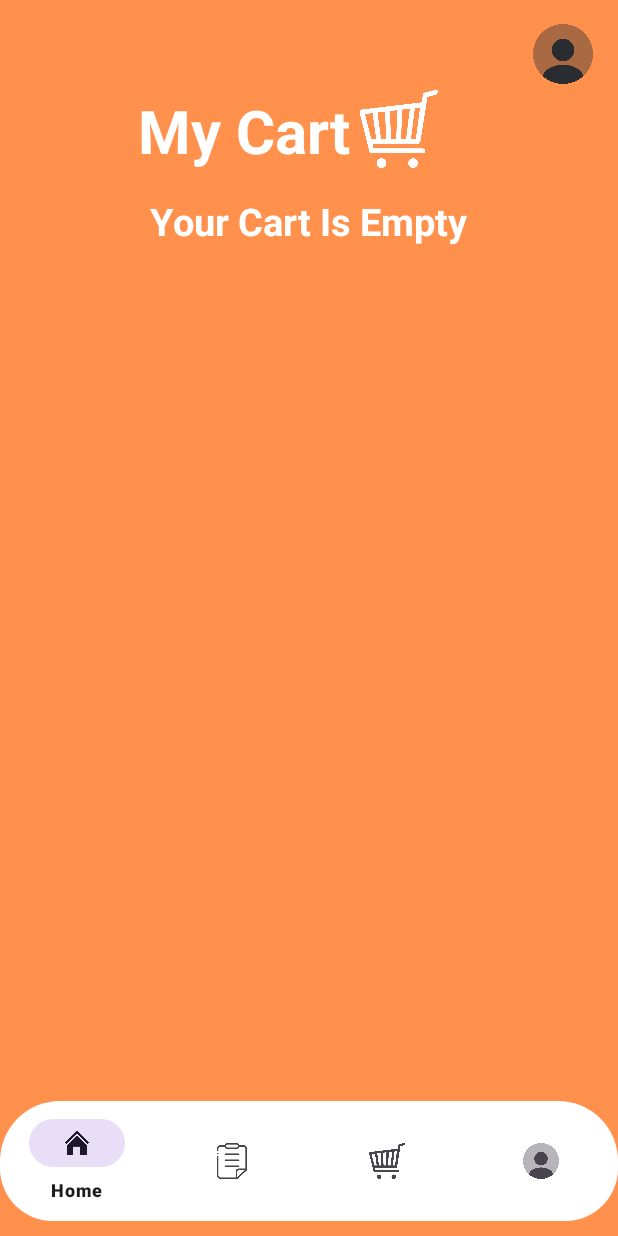
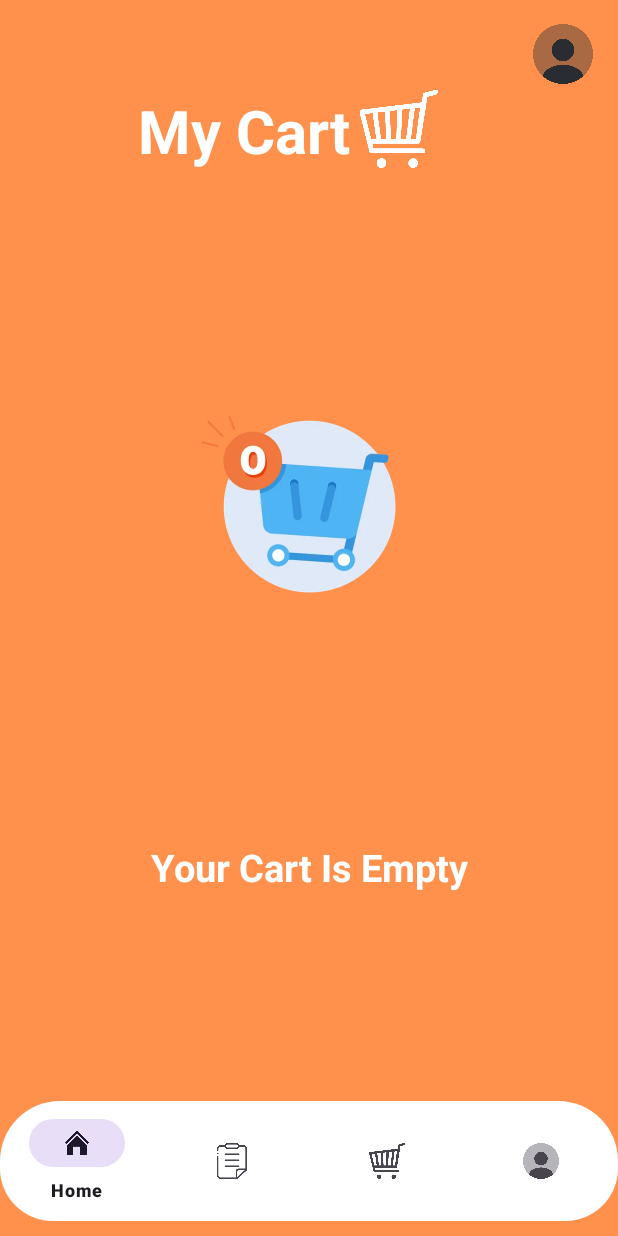
Before and after one commit to AvagyanVache/SkipQ, an Android app: the fragment CartFragment placed in its activity, on a phone screen of 412 x 824 dp. Run offline under Robolectric (Android 15) with nearby library versions, the phone set to English and light mode, and no system bars; our stand-ins replace Firebase (no records; nobody signed in at launch, a user with empty details on screens opened directly); libraries missing offline, so code that uses them is left out: com.google.i18n.phonenumbers; plain views replace CountryCodePicker; pictures from the network do not load; 1 statement that could not run was skipped.

Commit message:
also added image to show when the cartList is empty

```diff
--- a/app/src/main/java/com/example/skipq/CartFragment.java
+++ b/app/src/main/java/com/example/skipq/CartFragment.java
@@ -47,6 +47,7 @@ public class CartFragment extends Fragment implements CartAdaptor.OnCartUpdatedL
  private ImageView profileIcon;
  private Button checkOutButton;
 
+ private ImageView emptyCartImg;
  private TextView cartEmpty;
  private View textInputLayoutPhone;
  private View textInputName;
@@ -65,6 +66,7 @@ public class CartFragment extends Fragment implements CartAdaptor.OnCartUpdatedL
   textInputLayoutPhone = view.findViewById(R.id.textInputLayoutPhone);
   textInputName = view.findViewById(R.id.textInputName);
   linearLayout = view.findViewById(R.id.linearLayout);
+  emptyCartImg = view.findViewById(R.id.emptyCartImg);
 
   cartList = new ArrayList<>(CartManager.getInstance().getCartList());
 
@@ -80,8 +82,7 @@ public class CartFragment extends Fragment implements CartAdaptor.OnCartUpdatedL
   com.hbb20.CountryCodePicker countryCodePicker = view.findViewById(R.id.countryCodePicker);
   TextInputEditText phoneNumberInput = view.findViewById(R.id.phoneNumberInput);
   TextInputEditText nameInput = view.findViewById(R.id.userNameSurname);
-  updateCartVisibility(cartEmpty, recyclerView, textInputLayoutPhone, textInputName, linearLayout, checkOutButton);
-  FirebaseFirestore db = FirebaseFirestore.getInstance();
+  updateCartVisibility(cartEmpty, recyclerView, textInputLayoutPhone, textInputName, linearLayout, checkOutButton, emptyCartImg);  FirebaseFirestore db = FirebaseFirestore.getInstance();
   FirebaseUser currentUser = FirebaseAuth.getInstance().getCurrentUser();
 
 
@@ -307,9 +308,10 @@ public class CartFragment extends Fragment implements CartAdaptor.OnCartUpdatedL
  }
  private void updateCartVisibility(TextView cartEmpty, View recyclerView,
                                    View textInputLayoutPhone, View textInputName,
-                                   View linearLayout, Button checkOutButton) {
+                                   View linearLayout, Button checkOutButton, ImageView emptyCartImg) {
   if (cartList.isEmpty()) {
    cartEmpty.setVisibility(View.VISIBLE);
+   emptyCartImg.setVisibility(View.VISIBLE); // Show the image
    recyclerView.setVisibility(View.GONE);
    textInputLayoutPhone.setVisibility(View.GONE);
    textInputName.setVisibility(View.GONE);
@@ -317,6 +319,7 @@ public class CartFragment extends Fragment implements CartAdaptor.OnCartUpdatedL
    checkOutButton.setVisibility(View.GONE);
   } else {
    cartEmpty.setVisibility(View.GONE);
+   emptyCartImg.setVisibility(View.GONE); // Hide the image
    recyclerView.setVisibility(View.VISIBLE);
    textInputLayoutPhone.setVisibility(View.VISIBLE);
    textInputName.setVisibility(View.VISIBLE);
@@ -329,7 +332,7 @@ public class CartFragment extends Fragment implements CartAdaptor.OnCartUpdatedL
   updateTotalPrice(total);
   updateTimeTillReady(totalPrepTime);
   if (cartEmpty != null && textInputLayoutPhone != null && textInputName != null && linearLayout != null) {
-   updateCartVisibility(cartEmpty, recyclerView, textInputLayoutPhone, textInputName, linearLayout, checkOutButton);
+   updateCartVisibility(cartEmpty, recyclerView, textInputLayoutPhone, textInputName, linearLayout, checkOutButton, emptyCartImg);
   }
  }
  private void updateTimeTillReady(int totalPrepTime) {
@@ -355,8 +358,8 @@ public class CartFragment extends Fragment implements CartAdaptor.OnCartUpdatedL
   View textInputLayoutPhone = getView().findViewById(R.id.textInputLayoutPhone);
   View textInputName = getView().findViewById(R.id.textInputName);
   View linearLayout = getView().findViewById(R.id.linearLayout);
+  ImageView emptyCartImg = getView().findViewById(R.id.emptyCartImg);
 
-  updateCartVisibility(cartEmpty, recyclerView, textInputLayoutPhone,
-          textInputName, linearLayout, checkOutButton);
+  updateCartVisibility(cartEmpty, recyclerView, textInputLayoutPhone, textInputName, linearLayout, checkOutButton, emptyCartImg);
  }
  }
--- a/app/src/main/res/layout/fragment_cart.xml
+++ b/app/src/main/res/layout/fragment_cart.xml
@@ -66,15 +66,6 @@
                 android:layout_height="wrap_content"
                 android:layout_marginTop="15dp"
                 android:paddingLeft="20dp" />
-            <TextView
-                android:id="@+id/cartEmpty"
-                android:layout_width="wrap_content"
-                android:layout_height="wrap_content"
-                android:text="Your Cart Is Empty"
-                android:textStyle="bold"
-                android:textColor="@color/white"
-                android:textSize="25dp"
-                android:layout_gravity="center_horizontal"/>
 
 
             <com.google.android.material.textfield.TextInputLayout
@@ -250,4 +241,29 @@
         app:layout_constraintStart_toStartOf="parent"
         app:layout_constraintEnd_toEndOf="parent" />
 
+    <ImageView
+        android:id="@+id/emptyCartImg"
+        android:layout_width="150dp"
+        android:layout_height="150dp"
+        android:visibility="gone"
+        app:srcCompat="@drawable/empty_cart"
+        app:layout_constraintTop_toBottomOf="@id/title"
+        app:layout_constraintBottom_toTopOf="@id/cartEmpty"
+        app:layout_constraintStart_toStartOf="parent"
+        app:layout_constraintEnd_toEndOf="parent" />
+
+    <TextView
+        android:id="@+id/cartEmpty"
+        android:layout_width="wrap_content"
+        android:layout_height="wrap_content"
+        android:text="Your Cart Is Empty"
+        android:textStyle="bold"
+        android:textColor="@color/white"
+        android:textSize="25sp"
+        android:visibility="gone"
+        app:layout_constraintTop_toBottomOf="@id/emptyCartImg"
+        app:layout_constraintBottom_toTopOf="@id/bottomNavigationView"
+        app:layout_constraintStart_toStartOf="parent"
+        app:layout_constraintEnd_toEndOf="parent" />
+
 </androidx.constraintlayout.widget.ConstraintLayout>
```
Also changed, not shown: app/src/main/res/drawable/empty_cart.png (added).
